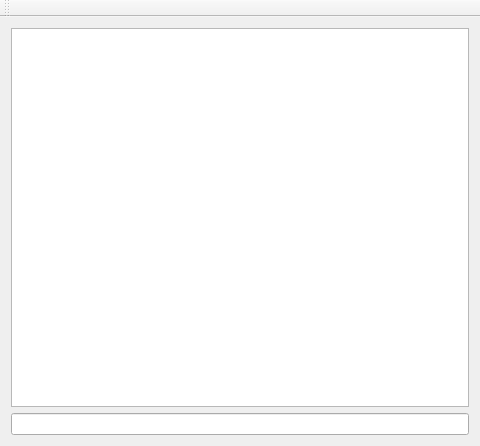
Old version of the form phoneClient/mainwindow.ui in the repository via/hw7.
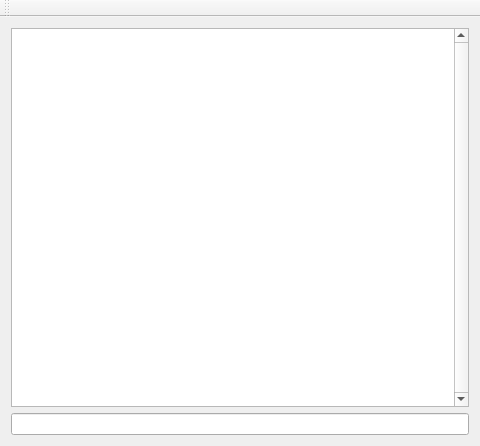
New version of the form.

The edit to the form file:
```diff
--- a/phoneClient/mainwindow.ui
+++ b/phoneClient/mainwindow.ui
@@ -39,6 +39,9 @@
     </size>
    </property>
    <layout class="QFormLayout" name="formLayout">
+    <property name="fieldGrowthPolicy">
+     <enum>QFormLayout::AllNonFixedFieldsGrow</enum>
+    </property>
     <item row="0" column="0" colspan="2">
      <widget class="QPlainTextEdit" name="chatTextEdit">
       <property name="sizePolicy">
@@ -47,6 +50,9 @@
         <verstretch>32</verstretch>
        </sizepolicy>
       </property>
+      <property name="verticalScrollBarPolicy">
+       <enum>Qt::ScrollBarAlwaysOn</enum>
+      </property>
       <property name="readOnly">
        <bool>true</bool>
       </property>
```
Left out of the diff: 4 changed lines with no effect on the pictures.
